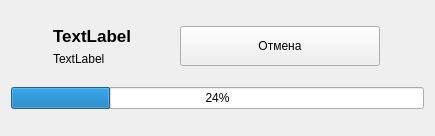
Before: the Qt Designer form forms/taskview.ui in Quirtel/DiskAnalyzer, drawn with Qt 5.
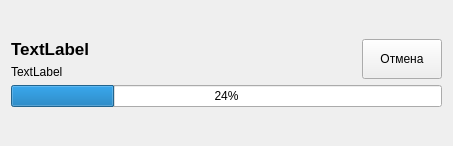
After: the same form once the commit is applied.

Commit message: Small Fixes and Add cancel confirmation

The edit to the form file:
```diff
--- a/forms/taskview.ui
+++ b/forms/taskview.ui
@@ -6,8 +6,8 @@
    <rect>
     <x>0</x>
     <y>0</y>
-    <width>435</width>
-    <height>136</height>
+    <width>453</width>
+    <height>146</height>
    </rect>
   </property>
   <property name="windowTitle">
@@ -15,9 +15,11 @@
   </property>
   <layout class="QGridLayout" name="gridLayout">
    <item row="0" column="0">
-    <layout class="QHBoxLayout" name="horizontalLayout_2">
+    <layout class="QVBoxLayout" name="verticalLayout_3">
      <item>
-      <layout class="QVBoxLayout" name="verticalLayout">
+      <layout class="QHBoxLayout" name="horizontalLayout">
+       <item>
+        <layout class="QVBoxLayout" name="verticalLayout_2">
        <item>
         <widget class="QLabel" name="label_driveName">
          <property name="font">
@@ -51,7 +53,35 @@
       </layout>
      </item>
      <item>
-      <layout class="QHBoxLayout" name="horizontalLayout">
+        <layout class="QVBoxLayout" name="verticalLayout">
+         <item>
+          <spacer name="horizontalSpacer">
+           <property name="orientation">
+            <enum>Qt::Horizontal</enum>
+           </property>
+           <property name="sizeHint" stdset="0">
+            <size>
+             <width>40</width>
+             <height>20</height>
+            </size>
+           </property>
+          </spacer>
+         </item>
+         <item>
+          <spacer name="horizontalSpacer_2">
+           <property name="orientation">
+            <enum>Qt::Horizontal</enum>
+           </property>
+           <property name="sizeHint" stdset="0">
+            <size>
+             <width>40</width>
+             <height>20</height>
+            </size>
+           </property>
+          </spacer>
+         </item>
+        </layout>
+       </item>
        <item>
         <widget class="QPushButton" name="pushButton_cancel">
          <property name="sizePolicy">
@@ -73,14 +103,14 @@
        </item>
       </layout>
      </item>
-    </layout>
-   </item>
-   <item row="1" column="0">
+     <item>
     <widget class="QProgressBar" name="progressBar">
      <property name="value">
       <number>24</number>
      </property>
     </widget>
+     </item>
+    </layout>
    </item>
   </layout>
  </widget>
```
Lines whose indentation alone changed are shown as unchanged. The commit also changes 1 other file.
